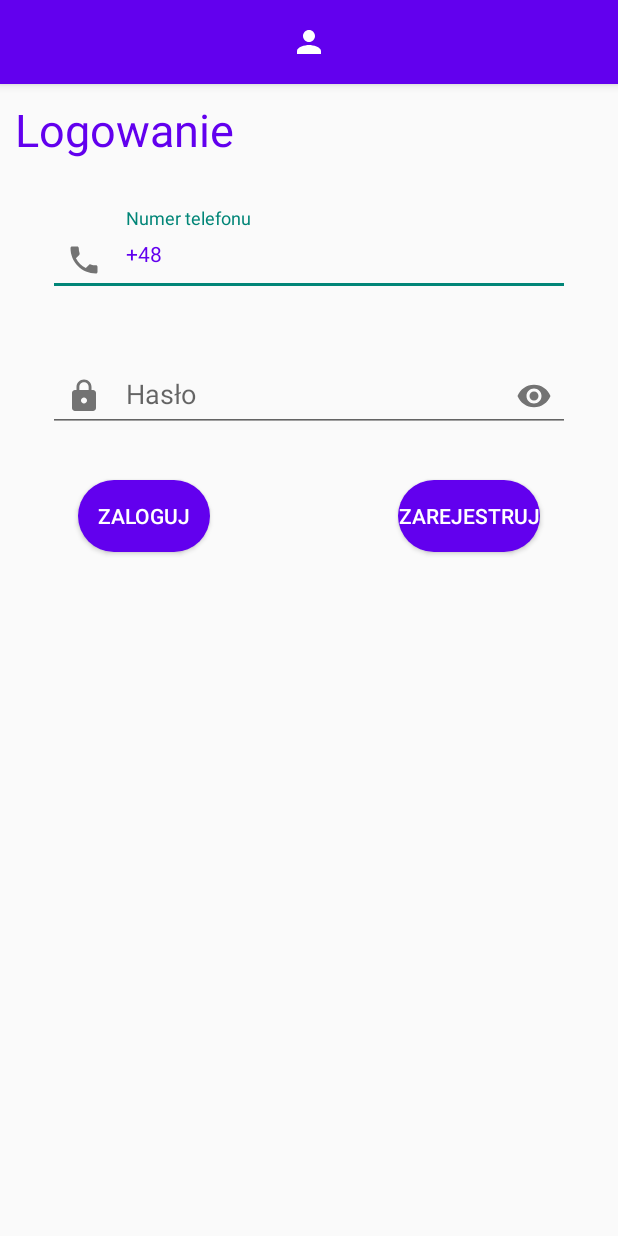
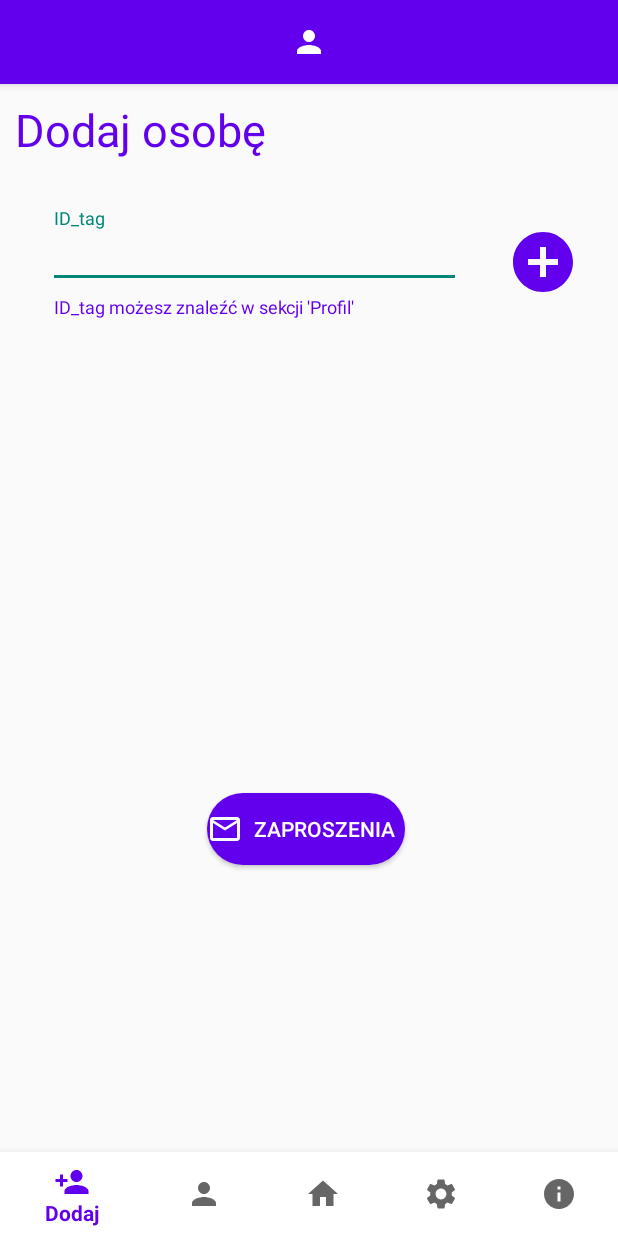
Before and after one commit to Fizzy118/Workname_1, an Android app: the screen it shows after launch (LogActivity before the commit, MainActivity after it), on a phone screen of 412 x 824 dp. Run offline under Robolectric (Android 15) with nearby library versions, the phone set to English and light mode, and no system bars; our stand-ins replace navigation-ui; libraries missing offline, so code that uses them is left out: io.realm, io.realm.log, io.realm.mongodb; 2 statements that could not run were skipped.

Commit message:
add activities

```diff
--- a/app/src/main/AndroidManifest.xml
+++ b/app/src/main/AndroidManifest.xml
@@ -9,6 +9,9 @@
         android:roundIcon="@mipmap/ic_launcher_round"
         android:supportsRtl="true"
         android:theme="@style/Theme.MyApplication">
+        <activity
+            android:name=".Zaproszenia"
+            android:exported="true" />
         <activity
             android:name=".LogActivity"
             android:exported="true" />
--- a/app/src/main/java/com/Piotrk_Kielak/Workname_1/FragDodaj.java
+++ b/app/src/main/java/com/Piotrk_Kielak/Workname_1/FragDodaj.java
@@ -9,6 +9,7 @@ import androidx.fragment.app.Fragment;
 import android.view.LayoutInflater;
 import android.view.View;
 import android.view.ViewGroup;
+import android.widget.Button;
 
 import io.realm.mongodb.User;
 
@@ -20,7 +21,7 @@ import io.realm.mongodb.User;
 public class FragDodaj extends Fragment {
 
     private User user;
-
+    private Button button;
     // TODO: Rename parameter arguments, choose names that match
     // the fragment initialization parameters, e.g. ARG_ITEM_NUMBER
     private static final String ARG_PARAM1 = "param1";
@@ -51,22 +52,6 @@ public class FragDodaj extends Fragment {
         fragment.setArguments(args);
         return fragment;
     }
-
-    @Override
-    public void onStart(){
-        super.onStart();
-
-        this.user = MainActivity.myApp.currentUser();
-        Intent intent = new Intent(getContext(), LogActivity.class);
-        this.startActivity(intent);
-        if (this.user == null){
-
-
-        }
-        else{
-
-        }
-    }
     @Override
     public void onCreate(Bundle savedInstanceState) {
         super.onCreate(savedInstanceState);
@@ -77,12 +62,39 @@ public class FragDodaj extends Fragment {
             mParam2 = getArguments().getString(ARG_PARAM2);
         }
 
+
     }
+//    @Override
+//    public void onStart(){
+//        super.onStart();
+//
+//        this.user = MainActivity.myApp.currentUser();
+//
+//        if (this.user == null){
+//            Intent intent = new Intent(getContext(), LogActivity.class);
+//            this.startActivity(intent);
+//
+//        }
+//        else{
+//
+//        }
+//    }
+
 
     @Override
     public View onCreateView(LayoutInflater inflater, ViewGroup container,
                              Bundle savedInstanceState) {
         // Inflate the layout for this fragment
-        return inflater.inflate(R.layout.fragment_frag_dodaj, container, false);
+
+        View v = inflater.inflate(R.layout.fragment_frag_dodaj,container,false);
+        button= v.findViewById(R.id.button23);
+        button.setOnClickListener(new View.OnClickListener() {
+            @Override
+            public void onClick(View v) {
+                Intent intent = new Intent(getContext(), Zaproszenia.class);
+                startActivity(intent);
+            }
+        });
+        return v;
     }
 }
--- a/app/src/main/java/com/Piotrk_Kielak/Workname_1/MainActivity.java
+++ b/app/src/main/java/com/Piotrk_Kielak/Workname_1/MainActivity.java
@@ -33,6 +33,7 @@ public class MainActivity extends AppCompatActivity {
     private Toolbar toolbar;
     private BottomNavigationView bottomNav;
     private NavController navController;
+
     //App myApp;
 
     //String TAG = MainActivity.class.getSimpleName();
--- a/app/src/main/java/com/Piotrk_Kielak/Workname_1/RegActivity.java
+++ b/app/src/main/java/com/Piotrk_Kielak/Workname_1/RegActivity.java
@@ -25,9 +25,9 @@ public class RegActivity extends AppCompatActivity {
         setContentView(R.layout.activity_reg);
 
         radioGroup=findViewById(R.id.radioGroup);
-        editTextPhonereg=findViewById(R.id.editTextPhonereg);
-        textpseudonimreg=findViewById(R.id.textpseudonimreg);
-        hasłoreg=findViewById(R.id.hasłoreg);
+        editTextPhonereg=findViewById(R.id.nrReg);
+        textpseudonimreg=findViewById(R.id.nickReg);
+        hasłoreg=findViewById(R.id.hasłolog);
 
         buttonreg1.setOnClickListener(new View.OnClickListener() {
             @Override
--- a/app/src/main/res/layout/activity_log.xml
+++ b/app/src/main/res/layout/activity_log.xml
@@ -46,6 +46,7 @@
         <com.google.android.material.textfield.TextInputEditText
             android:layout_width="match_parent"
             android:layout_height="wrap_content"
+            android:id="@+id/phonelog"
             android:inputType="number"
             android:maxLength="9" />
     </com.google.android.material.textfield.TextInputLayout>
@@ -59,6 +60,7 @@
 
         android:layout_marginEnd="32dp"
         android:hint="Hasło"
+        android:inputType="textPassword"
         app:endIconMode="password_toggle"
         app:layout_constraintEnd_toEndOf="parent"
         app:layout_constraintStart_toStartOf="parent"
@@ -66,6 +68,7 @@
         app:startIconDrawable="@drawable/ic_baseline_lock_24">
 
         <com.google.android.material.textfield.TextInputEditText
+            android:id="@+id/hasloll"
             android:layout_width="match_parent"
             android:layout_height="wrap_content"
             android:inputType="textPassword"
--- a/app/src/main/res/layout/activity_reg.xml
+++ b/app/src/main/res/layout/activity_reg.xml
@@ -80,6 +80,7 @@
         app:startIconDrawable="@drawable/ic_baseline_phone_24">
 
         <com.google.android.material.textfield.TextInputEditText
+            android:id="@+id/nrReg"
             android:layout_width="match_parent"
             android:layout_height="wrap_content"
             android:inputType="number"
@@ -104,6 +105,7 @@
         app:startIconDrawable="@drawable/ic_baseline_person_24">
 
         <com.google.android.material.textfield.TextInputEditText
+            android:id="@+id/nickReg"
             android:layout_width="match_parent"
             android:layout_height="wrap_content"
             android:maxLength="9" />
@@ -125,6 +127,7 @@
         app:startIconDrawable="@drawable/ic_baseline_lock_24">
 
         <com.google.android.material.textfield.TextInputEditText
+            android:id="@+id/hasloReg"
             android:layout_width="match_parent"
             android:layout_height="wrap_content"
             android:inputType="textPassword"
--- a/app/src/main/res/layout/fragment_frag_dodaj.xml
+++ b/app/src/main/res/layout/fragment_frag_dodaj.xml
@@ -61,7 +61,7 @@
         tools:visibility="visible" />
 
     <Button
-        android:id="@+id/button2"
+        android:id="@+id/button23"
         android:layout_width="wrap_content"
         android:layout_height="wrap_content"
         android:layout_marginTop="422dp"
```
Also changed, not shown: app/src/main/java/com/Piotrk_Kielak/Workname_1/LogActivity.java (+5 -4 lines), app/src/main/java/com/Piotrk_Kielak/Workname_1/Zaproszenia.java (added, +14 -0 lines), app/src/main/res/layout/activity_zaproszenia.xml (added, +9 -0 lines).
